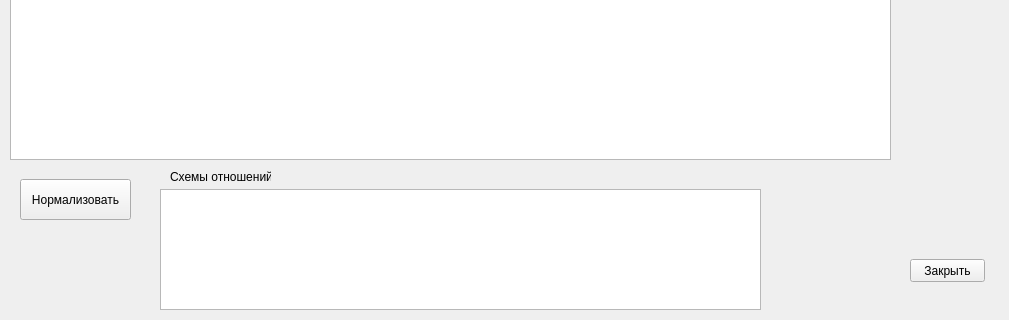
The window that mainwindow.ui (ButtNaked/DBprom2) describes before a commit, drawn with Qt 5; both pictures show x 0 to 1009 and y 417 to 737 of the 1009 by 737 pixel window.
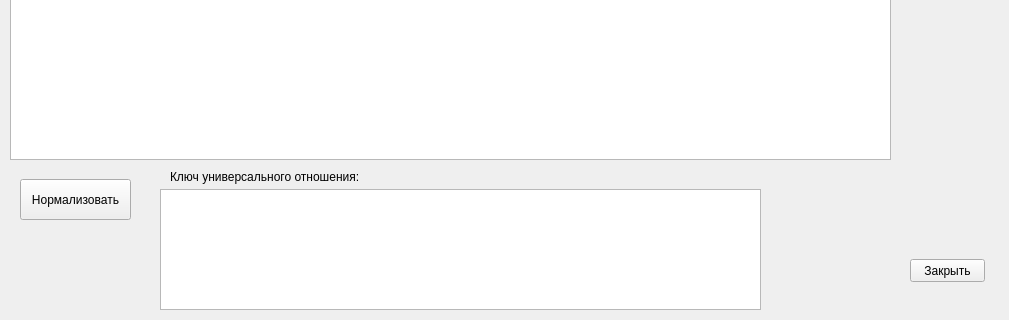
The same window after the commit.

The edit to the form file:
```diff
--- a/mainwindow.ui
+++ b/mainwindow.ui
@@ -114,12 +114,12 @@
      <rect>
       <x>170</x>
       <y>550</y>
-      <width>101</width>
+      <width>831</width>
       <height>16</height>
      </rect>
     </property>
     <property name="text">
-     <string>Схемы отношений:</string>
+     <string>Ключ универсального отношения:</string>
     </property>
    </widget>
   </widget>
```
Left out of the diff: 2 changed lines with no effect on the pictures.
